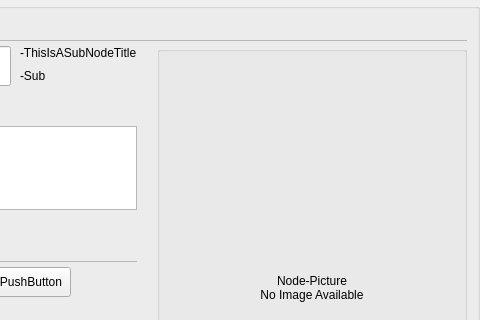
The window that opensyde_tool/src/system_definition/node_edit/C_SdNdeNodePropertiesWidget.ui (openSYDE/openSYDE) describes before a commit, drawn with Qt 5; both pictures show x 343 to 823 and y 0 to 320 of the 823 by 836 pixel window.
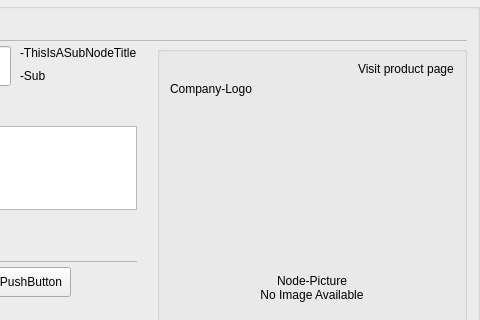
The same window after the commit. Custom widgets are drawn as their Qt base class.

```diff
--- a/opensyde_tool/src/system_definition/node_edit/C_SdNdeNodePropertiesWidget.ui
+++ b/opensyde_tool/src/system_definition/node_edit/C_SdNdeNodePropertiesWidget.ui
@@ -782,6 +782,97 @@
                <property name="spacing">
                 <number>0</number>
                </property>
+               <property name="bottomMargin">
+                <number>0</number>
+               </property>
+               <item>
+                <spacer name="horizontalSpacer_2">
+                 <property name="orientation">
+                  <enum>Qt::Horizontal</enum>
+                 </property>
+                 <property name="sizeType">
+                  <enum>QSizePolicy::Fixed</enum>
+                 </property>
+                 <property name="sizeHint" stdset="0">
+                  <size>
+                   <width>10</width>
+                   <height>20</height>
+                  </size>
+                 </property>
+                </spacer>
+               </item>
+               <item>
+                <widget class="QLabel" name="pc_CompanyLogo">
+                 <property name="text">
+                  <string>Company-Logo</string>
+                 </property>
+                </widget>
+               </item>
+               <item>
+                <spacer name="horizontalSpacer_3">
+                 <property name="orientation">
+                  <enum>Qt::Horizontal</enum>
+                 </property>
+                 <property name="sizeHint" stdset="0">
+                  <size>
+                   <width>40</width>
+                   <height>20</height>
+                  </size>
+                 </property>
+                </spacer>
+               </item>
+               <item>
+                <layout class="QVBoxLayout" name="verticalLayout_6">
+                 <property name="leftMargin">
+                  <number>0</number>
+                 </property>
+                 <property name="topMargin">
+                  <number>0</number>
+                 </property>
+                 <property name="bottomMargin">
+                  <number>0</number>
+                 </property>
+                 <item>
+                  <widget class="QLabel" name="pc_LabelProductPageLink">
+                   <property name="text">
+                    <string>Visit product page</string>
+                   </property>
+                  </widget>
+                 </item>
+                 <item>
+                  <spacer name="verticalSpacer_4">
+                   <property name="orientation">
+                    <enum>Qt::Vertical</enum>
+                   </property>
+                   <property name="sizeType">
+                    <enum>QSizePolicy::Fixed</enum>
+                   </property>
+                   <property name="sizeHint" stdset="0">
+                    <size>
+                     <width>20</width>
+                     <height>40</height>
+                    </size>
+                   </property>
+                  </spacer>
+                 </item>
+                </layout>
+               </item>
+               <item>
+                <spacer name="horizontalSpacer_8">
+                 <property name="orientation">
+                  <enum>Qt::Horizontal</enum>
+                 </property>
+                 <property name="sizeType">
+                  <enum>QSizePolicy::Fixed</enum>
+                 </property>
+                 <property name="sizeHint" stdset="0">
+                  <size>
+                   <width>10</width>
+                   <height>20</height>
+                  </size>
+                 </property>
+                </spacer>
+               </item>
               </layout>
              </item>
              <item>
@@ -1079,17 +1170,17 @@
   </layout>
  </widget>
  <customwidgets>
-  <customwidget>
-   <class>stw::opensyde_gui_elements::C_OgeLabHeadingGroupBold</class>
-   <extends>QLabel</extends>
-   <header>C_OgeLabHeadingGroupBold.hpp</header>
-  </customwidget>
   <customwidget>
    <class>stw::opensyde_gui_elements::C_OgeFraSeparator</class>
    <extends>QFrame</extends>
    <header>C_OgeFraSeparator.hpp</header>
    <container>1</container>
   </customwidget>
+  <customwidget>
+   <class>stw::opensyde_gui_elements::C_OgeLabHeadingGroupBold</class>
+   <extends>QLabel</extends>
+   <header>C_OgeLabHeadingGroupBold.hpp</header>
+  </customwidget>
   <customwidget>
    <class>stw::opensyde_gui_elements::C_OgeLabGroupItem</class>
    <extends>QLabel</extends>
```
